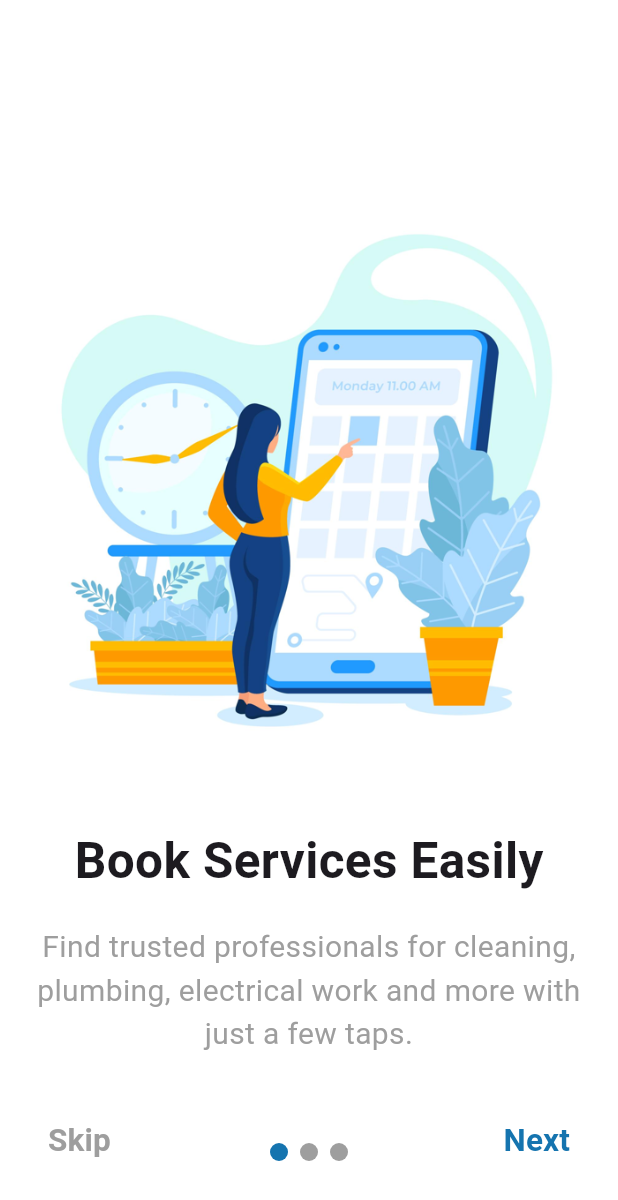
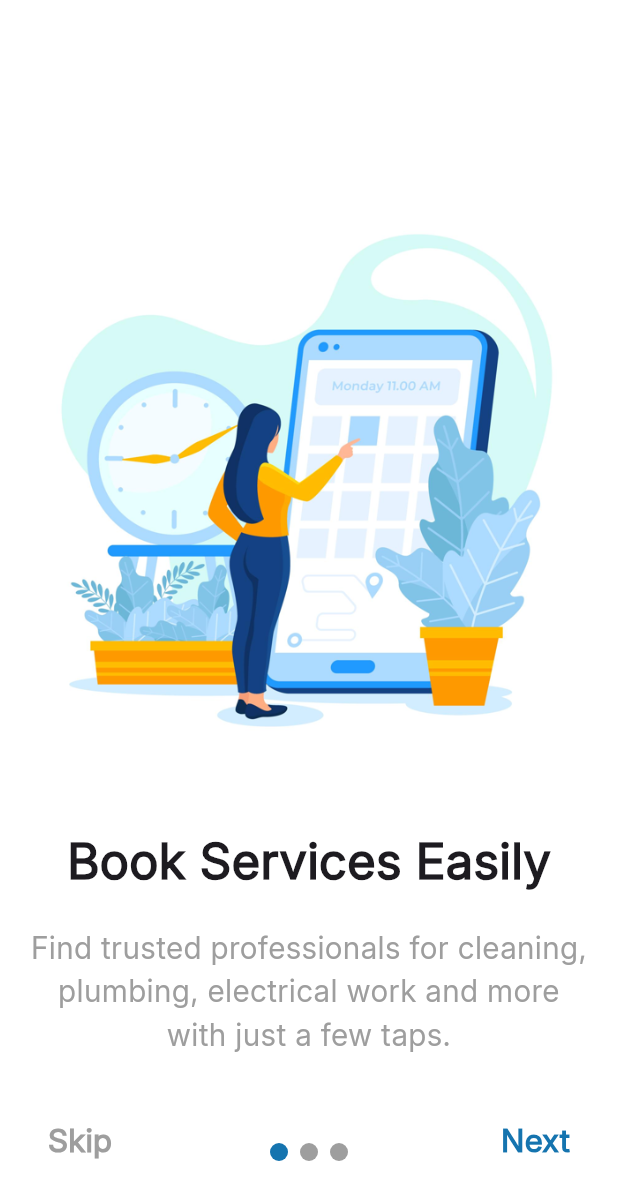
Before and after one commit to vinayakstha/Ghar-Care, a Flutter app: the screen it shows after launch, on a phone screen of 412 x 824 dp. Shown: the top 1200 px of the screen. Run offline on Flutter 3.47's test engine with Material 3 defaults, Android fonts, the phone set to English and light mode, and no system bars; drawn by our look-alikes of smooth_page_indicator.

Commit message:
theme-data

```diff
--- a/lib/app.dart
+++ b/lib/app.dart
@@ -1,11 +1,16 @@
 import 'package:flutter/material.dart';
 import 'package:ghar_care/screens/splash_screen.dart';
+import 'package:ghar_care/theme/theme_data.dart';
 
 class MyApp extends StatelessWidget {
   const MyApp({super.key});
 
   @override
   Widget build(BuildContext context) {
-    return MaterialApp(debugShowCheckedModeBanner: false, home: SplashScreen());
+    return MaterialApp(
+      debugShowCheckedModeBanner: false,
+      theme: getApplicationTheme(),
+      home: SplashScreen(),
+    );
   }
 }
--- /dev/null
+++ b/lib/theme/theme_data.dart
@@ -0,0 +1,5 @@
+import 'package:flutter/material.dart';
+
+ThemeData getApplicationTheme() {
+  return ThemeData(fontFamily: "Inter Regular");
+}
```
Also changed, not shown: pubspec.yaml (+10 -4 lines), assets/fonts/Inter_Bold.ttf (added), assets/fonts/Inter_Italic.ttf (added), assets/fonts/Inter_Regular.ttf (added).
